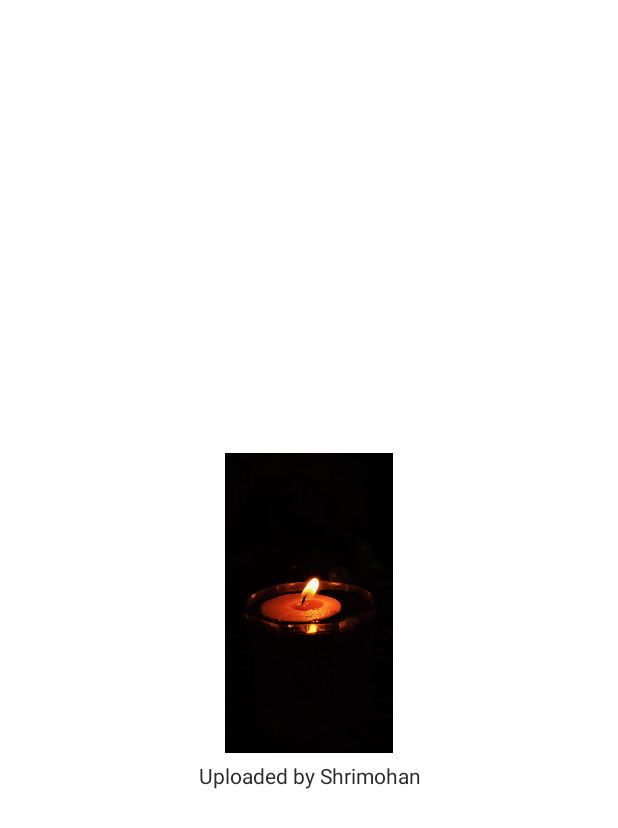
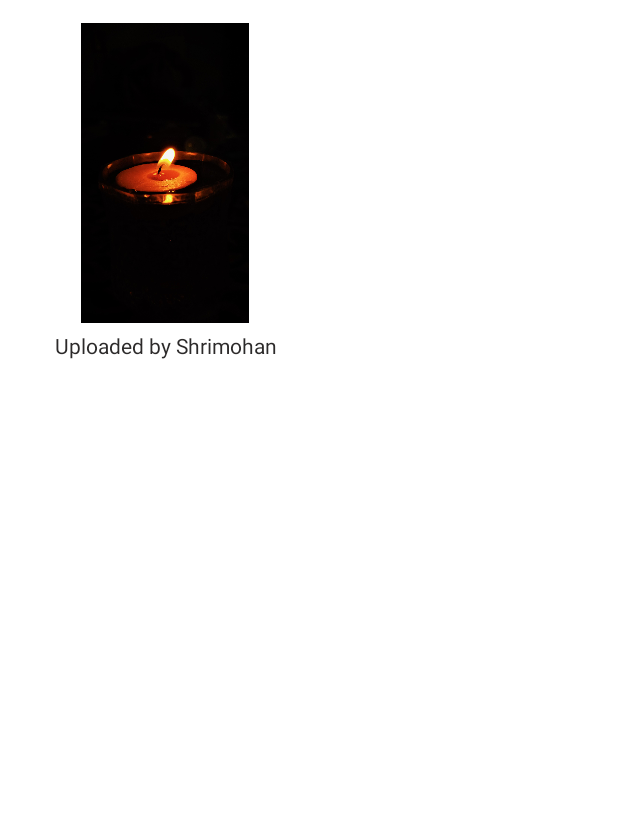
Before and after one commit to Shri2131/Wall-O-Witz, an Android app: the layout wall_paper_adapter.xml on its own in the app's theme, with its tools: preview values and no code run, on a phone screen of 412 x 824 dp. Shown: the top 828 px of the screen. Run offline under Robolectric (Android 15) with nearby library versions, the phone set to English and light mode, and no system bars; Roboto replaces fonts that are not available here.

Commit message:
Revert "Third Commit"
This reverts commit 6f4726dec137f154001a4dd426a55dad1194beb1.

```diff
--- a/app/src/main/java/com/example/wallpaper/setWallPaper.java
+++ b/app/src/main/java/com/example/wallpaper/setWallPaper.java
@@ -88,7 +88,6 @@ public class setWallPaper extends AppCompatActivity {
                 if(downloadCheck){
                     changeWallPaper(1, finalFile);
                 }else{
-
                     Toast.makeText(setWallPaper.this, "Please download the wallpaper first!", Toast.LENGTH_SHORT).show();
                 }
             }
--- a/app/src/main/res/layout/activity_main.xml
+++ b/app/src/main/res/layout/activity_main.xml
@@ -60,12 +60,9 @@
 
     <GridView
         android:id="@+id/gridView"
-        android:layout_width="match_parent"
+        android:layout_width="409dp"
         android:layout_height="664dp"
         android:numColumns="2"
-        android:verticalSpacing="20sp"
-        android:horizontalSpacing="0dp"
-        android:scrollbarThumbVertical="@color/tertiaryCustom"
         app:layout_constraintBottom_toBottomOf="parent"
         app:layout_constraintEnd_toEndOf="parent"
         app:layout_constraintHorizontal_bias="0.5"
--- a/app/src/main/res/layout/wall_paper_adapter.xml
+++ b/app/src/main/res/layout/wall_paper_adapter.xml
@@ -1,9 +1,8 @@
 <?xml version="1.0" encoding="utf-8"?>
 <androidx.constraintlayout.widget.ConstraintLayout xmlns:android="http://schemas.android.com/apk/res/android"
+    xmlns:app="http://schemas.android.com/apk/res-auto"
     xmlns:tools="http://schemas.android.com/tools"
-    android:layout_margin="0dp"
     android:id="@+id/wallPaperLayout"
-    android:layout_gravity="center"
     android:layout_width="wrap_content"
     android:layout_height="wrap_content"
     tools:context=".wallPaperAdapter">
@@ -13,9 +12,8 @@
         android:layout_width="match_parent"
         android:layout_height="match_parent"
         android:orientation="vertical"
-        android:layout_gravity="center"
-        android:layout_weight="1"
-        android:layout_marginBottom="50dp">
+        android:padding="10sp"
+        android:layout_weight="1">
 
         <ImageView
             android:id="@+id/wallPaperImage1"
@@ -23,7 +21,6 @@
             android:layout_height="200dp"
             android:layout_marginTop="5dp"
             android:layout_marginBottom="5dp"
-            android:layout_gravity="center"
             android:layout_weight="1"
             android:src="@drawable/candle" />
 
@@ -31,7 +28,7 @@
             android:id="@+id/wallPaperText1"
             android:layout_width="match_parent"
             android:layout_height="wrap_content"
-            android:layout_gravity="center"
+            android:layout_weight="1"
             android:textColor="@color/textColor"
             android:gravity="center"
             android:text="Uploaded by Shrimohan" />
```
Also changed, not shown: app/src/main/java/com/example/wallpaper/MainActivity.java (+5 -5 lines), app/src/main/java/com/example/wallpaper/wallPaperAdapter.java (+11 -10 lines).
